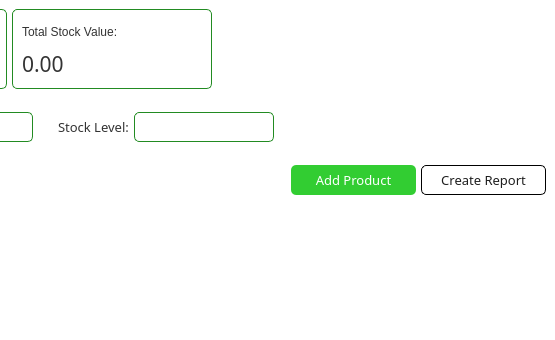
Before: the Qt Designer form app/src/ui/NEW/inventory_page.ui in Kazu0210/Inventory-System, drawn with Qt 5; both pictures show x 202 to 757 and y 0 to 340 of the 757 by 670 pixel window.
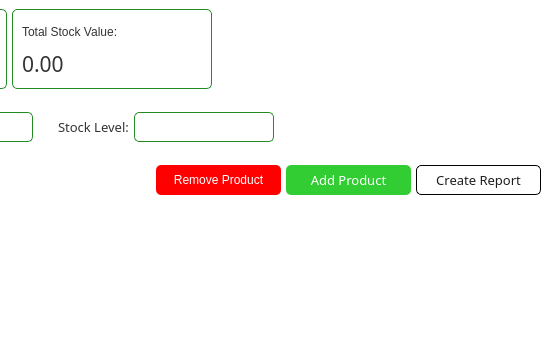
After: the same form once the commit is applied.

```diff
--- a/app/src/ui/NEW/inventory_page.ui
+++ b/app/src/ui/NEW/inventory_page.ui
@@ -710,17 +710,37 @@
                     <number>5</number>
                    </property>
                    <property name="leftMargin">
-                    <number>0</number>
+                    <number>5</number>
                    </property>
                    <property name="topMargin">
                     <number>0</number>
                    </property>
                    <property name="rightMargin">
-                    <number>0</number>
+                    <number>5</number>
                    </property>
                    <property name="bottomMargin">
                     <number>0</number>
                    </property>
+                   <item>
+                    <widget class="QPushButton" name="remove_product_pushButton">
+                     <property name="minimumSize">
+                      <size>
+                       <width>125</width>
+                       <height>30</height>
+                      </size>
+                     </property>
+                     <property name="cursor">
+                      <cursorShape>PointingHandCursor</cursorShape>
+                     </property>
+                     <property name="styleSheet">
+                      <string notr="true">background-color: red;
+font: 87 10pt &quot;Noto Sans Black&quot;;</string>
+                     </property>
+                     <property name="text">
+                      <string>Remove Product</string>
+                     </property>
+                    </widget>
+                   </item>
                    <item alignment="Qt::AlignVCenter">
                     <widget class="QPushButton" name="setItems">
                      <property name="sizePolicy">
```
Left out of the diff: 1 changed line with no effect on the pictures.
